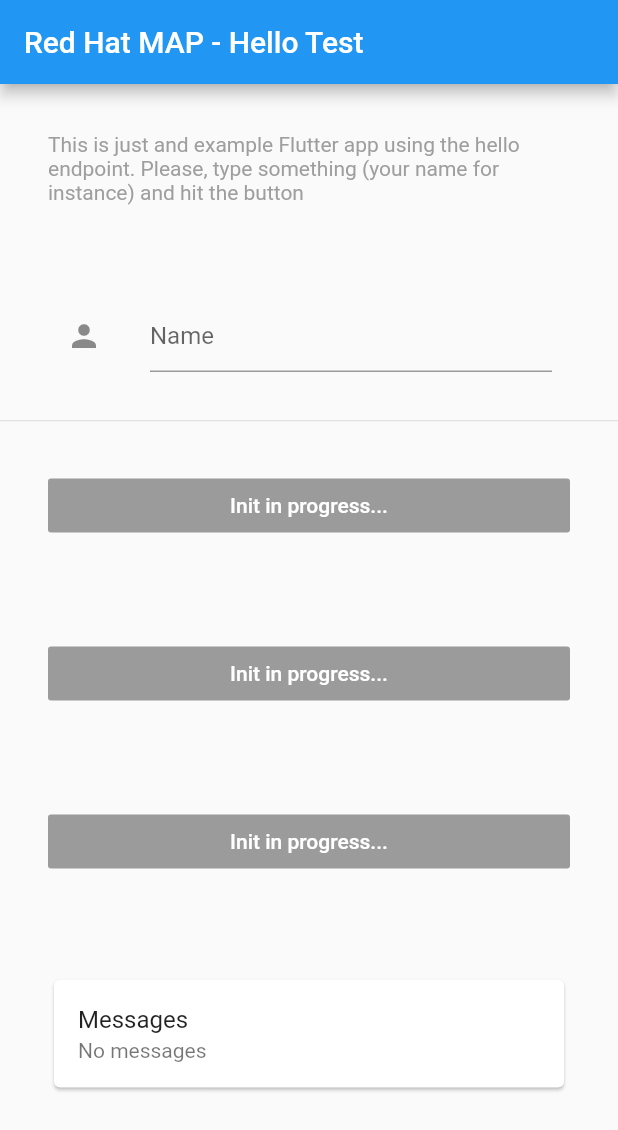
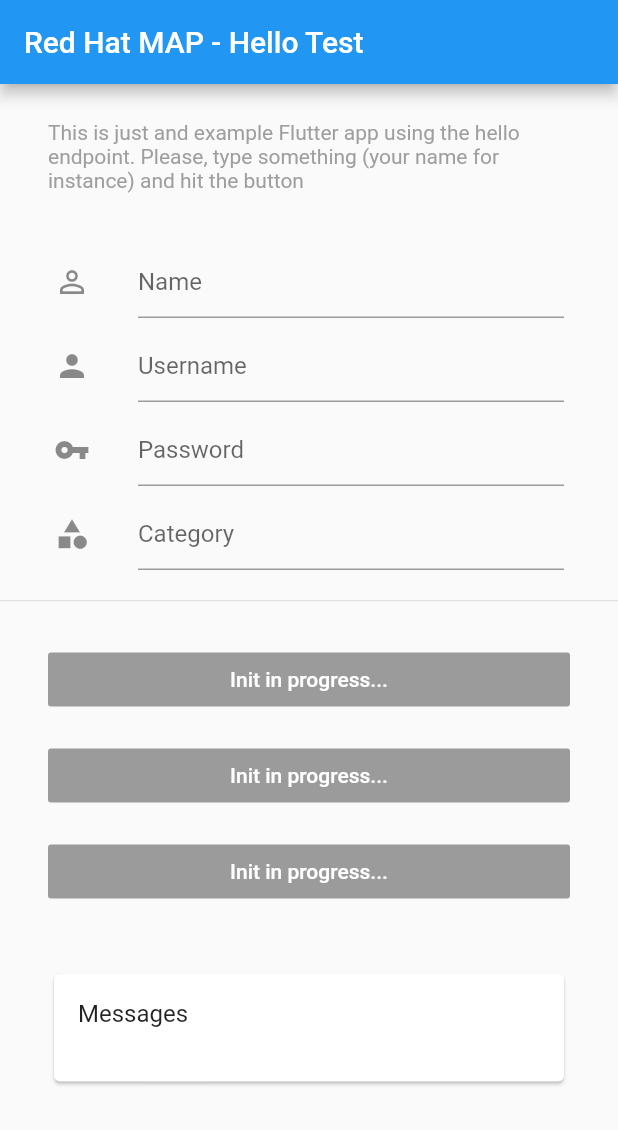
Before and after one commit to cvicens/flutter-fh, a Flutter app: the screen it shows after launch, on a phone screen of 412 x 824 dp. Shown: the top 1130 px of the screen. Run offline on Flutter 3.47's test engine with Material 2 defaults, Android fonts, the phone set to English and light mode, and no system bars.

Commit message:
main elements work in iOS, cosmetic work in progress

```diff
--- a/example/lib/main.dart
+++ b/example/lib/main.dart
@@ -8,15 +8,15 @@
   @override
   Widget build(BuildContext context) {
     return new Container(
-      padding: const EdgeInsets.all(32.0),
+      padding: const EdgeInsets.fromLTRB(32.0, 24.0, 32.0, 24.0),
       child: new Row(
         children: [
           new Expanded(
             child: new Column(
               crossAxisAlignment: CrossAxisAlignment.start,
               children: [
-
-                new Text('This is just and example Flutter app using the hello endpoint. Please, type something (your name for instance) and hit the button',
+                new Text(
+                  'This is just and example Flutter app using the hello endpoint. Please, type something (your name for instance) and hit the button',
                   style: new TextStyle(
                     color: Colors.grey[500],
                   ),
@@ -36,13 +36,43 @@
 }
 
 class _MyAppState extends State<MyApp> {
+  // Change this to match your Authentication Policy on Red Hat Mobile if you plan to test authentication
+  static const String AUTH_POLICY = 'flutter';
+
+  BuildContext _context;
+
   bool _fhInit = false;
   String _messages = 'No messages';
 
   @override
   initState() {
     super.initState();
+    initialize();
     initFHState();
+  }
+
+  // Initialize plugin
+  initialize() async {
+    String result;
+    String message = 'Init plugin in progress...';
+
+    try {
+      FhSdk.initialize();
+      print('plugin channel ready');
+      message = '';
+    } on PlatformException catch (e) {
+      message = 'Error in plugin initialize method $e';
+    }
+
+    // If the widget was removed from the tree while the asynchronous platform
+    // message was in flight, we want to discard the reply rather than calling
+    // setState to update our non-existent appearance.
+    if (!mounted) return;
+
+    setState(() {
+      _fhInit = result != null && result.contains('SUCCESS') ? true : false;
+      _messages = message;
+    });
   }
 
   // Platform messages are asynchronous, so we initialize in an async method.
@@ -61,8 +91,7 @@
     // If the widget was removed from the tree while the asynchronous platform
     // message was in flight, we want to discard the reply rather than calling
     // setState to update our non-existent appearance.
-    if (!mounted)
-      return;
+    if (!mounted) return;
 
     setState(() {
       _fhInit = result != null && result.contains('SUCCESS') ? true : false;
@@ -86,8 +115,7 @@
     // If the widget was removed from the tree while the asynchronous platform
     // message was in flight, we want to discard the reply rather than calling
     // setState to update our non-existent appearance.
-    if (!mounted)
-      return;
+    if (!mounted) return;
 
     setState(() {
       _messages = message;
@@ -99,14 +127,15 @@
     dynamic data;
     String message;
 
-    String hello = (name == null || name.length <=0) ? 'world' : name;
+    String hello = (name == null || name.length <= 0) ? 'world' : name;
 
     try {
       Map options = {
         "path": "/hello?hello=" + hello.replaceAll(' ', ''),
         "method": "GET",
         "contentType": "application/json",
-        "timeout": 25000 // timeout value specified in milliseconds. Default: 60000 (60s)
+        "timeout":
+            25000 // timeout value specified in milliseconds. Default: 60000 (60s)
       };
       data = await FhSdk.cloud(options);
       print('data ==> ' + data.toString());
@@ -120,8 +149,7 @@
     // If the widget was removed from the tree while the asynchronous platform
     // message was in flight, we want to discard the reply rather than calling
     // setState to update our non-existent appearance.
-    if (!mounted)
-      return;
+    if (!mounted) return;
 
     setState(() {
       _messages = message;
@@ -135,8 +163,37 @@
 
     try {
       data = await FhSdk.auth(authPolicy, username, password);
-      message = data['message'];
-      print('auth data' + data['message']);
+      message = 'Authentication success';
+      showSnackBarMessage (message);
+      print('auth data' + message);
+    } catch (e, s) {
+      print('Exception details:\n $e');
+      print('Stack trace:\n $s');
+      message = 'Authentication error';
+
+      showSnackBarMessage (message);
+    }
+
+    // If the widget was removed from the tree while the asynchronous platform
+    // message was in flight, we want to discard the reply rather than calling
+    // setState to update our non-existent appearance.
+    if (!mounted) return;
+
+    setState(() {
+      _messages = message;
+    });
+  }
+
+  // Registers for RH Mobile Push Notifications with alias and categories
+  // Both parameters, alias and categories cannot be null (categories can be empty though)
+  pushRegister(String alias, List<String> categories) async {
+    dynamic data;
+    String message;
+
+    try {
+      data = await FhSdk.pushRegisterWithAliasAndCategories(alias, categories);
+      message = data.toString();
+      print('pushRegister data ' + data.toString());
     } on PlatformException catch (e, s) {
       print('Exception details:\n $e');
       print('Stack trace:\n $s');
@@ -146,59 +203,71 @@
     // If the widget was removed from the tree while the asynchronous platform
     // message was in flight, we want to discard the reply rather than calling
     // setState to update our non-existent appearance.
-    if (!mounted)
-      return;
+    if (!mounted) return;
 
     setState(() {
       _messages = message;
     });
   }
 
-  // Authentication test
-  pushRegister(String alias, List<String> categories) async {
-    dynamic data;
-    String message;
-
-    try {
-      data = await FhSdk.pushRegisterWithAliasAndCategories(alias, categories);
-      message = data.toString();
-      print('pushRegister data' + data.toString());
-    } on PlatformException catch (e, s) {
-      print('Exception details:\n $e');
-      print('Stack trace:\n $s');
-      message = 'Error calling hello';
-    }
-
-    // If the widget was removed from the tree while the asynchronous platform
-    // message was in flight, we want to discard the reply rather than calling
-    // setState to update our non-existent appearance.
-    if (!mounted)
-      return;
-
-    setState(() {
-      _messages = message;
-    });
+  void showSnackBarMessage(String message, [int duration = 3]) {
+    Scaffold.of(_context).showSnackBar(new SnackBar(
+      content: new Text(message),
+      duration: new Duration(seconds: duration),
+    ));
   }
 
   @override
   Widget build(BuildContext context) {
-    final TextEditingController _controller = new TextEditingController();
+    final TextEditingController _nameFieldController = new TextEditingController();
+    final TextEditingController _usernameFieldController = new TextEditingController();
+    final TextEditingController _passwordFieldController = new TextEditingController();
+    final TextEditingController _categoryFieldController = new TextEditingController();
     TitleSection titleSection = new TitleSection();
     Container formSection = new Container(
-      padding: const EdgeInsets.all(28.0),
+      padding: const EdgeInsets.fromLTRB(20.0, 8.0, 20.0, 16.0),
       child: new Row(
         children: [
           new Expanded(
             child: new Column(
               crossAxisAlignment: CrossAxisAlignment.start,
               children: [
-                //new TitleSection(),
+                new ListTile(
+                  leading: const Icon(Icons.person_outline),
+                  title: new TextField(
+                    controller: _nameFieldController,
+                    decoration: new InputDecoration(
+                      hintText: "Name",
+                    ),
+                  ),
+                ),
                 new ListTile(
                   leading: const Icon(Icons.person),
                   title: new TextField(
-                    controller: _controller,
+                    controller: _usernameFieldController,
+                    autocorrect: false,
                     decoration: new InputDecoration(
-                      hintText: "Name",
+                      hintText: "Username",
+                    ),
+                  ),
+                ),
+                new ListTile(
+                  leading: const Icon(Icons.vpn_key),
+                  title: new TextField(
+                    controller: _passwordFieldController,
+                    obscureText: true,
+                    autocorrect: false,
+                    decoration: new InputDecoration(
+                      hintText: "Password",
+                    ),
+                  ),
+                ),
+                new ListTile(
+                  leading: const Icon(Icons.category),
+                  title: new TextField(
+                    controller: _categoryFieldController,
+                    decoration: new InputDecoration(
+                      hintText: "Category",
                     ),
                   ),
                 )
@@ -214,47 +283,55 @@
           appBar: new AppBar(
             title: new Text('Red Hat MAP - Hello Test'),
           ),
-        body: new ListView(
-          children: [
+          //floatingActionButton: new FloatingActionButton(
+          //  tooltip: 'Add', // used by assistive technologies
+          //  child: new Icon(Icons.add),
+          //  onPressed: null,
+          //),
+          body: new Builder(
+            // Create an inner BuildContext so that the onPressed methods
+            // can refer to the Scaffold with Scaffold.of().
+            builder: (BuildContext context) {
+              _context = context;
+              return new ListView(children: [
               titleSection,
               formSection,
               const Divider(
                 height: 1.0,
               ),
               new Container(
-              padding: const EdgeInsets.all(32.0),
+                  padding: const EdgeInsets.fromLTRB(32.0, 28.0, 32.0, 8.0),
                   child: new RaisedButton(
-                child: new Text(_fhInit ? 'Say Hello' : 'Init in progress...'),
+                      child: new Text(_fhInit ? 'Say Hello to Username' : 'Init in progress...'),
                       color: Theme.of(context).primaryColor,
                       textColor: Colors.white,
                       onPressed: !_fhInit ? null : () {
                               // Perform some action
-                  sayHello(_controller.text);
+                              sayHello(_nameFieldController.text);
                       }
                   )
               ),
               new Container(
-              padding: const EdgeInsets.all(32.0),
+                  padding: const EdgeInsets.fromLTRB(32.0, 8.0, 32.0, 8.0),
                   child: new RaisedButton(
                       child: new Text(_fhInit ? 'Test auth' : 'Init in progress...'),
                       color: Theme.of(context).primaryColor,
                       textColor: Colors.white,
                       onPressed: !_fhInit ? null : () {
-                  // Perform some action
-                  auth('popagame', 'trever', '123');
+                              auth(AUTH_POLICY, _usernameFieldController.text,  _passwordFieldController.text);
                               getCloudUrl();
                       }
                   )
               ),
               new Container(
-              padding: const EdgeInsets.all(32.0),
+                  padding: const EdgeInsets.fromLTRB(32.0, 8.0, 32.0, 8.0),
                   child: new RaisedButton(
                       child: new Text(_fhInit ? 'Register for push notifications' : 'Init in progress...'),
                       color: Theme.of(context).primaryColor,
                       textColor: Colors.white,
-                onPressed: !_fhInit ? null : () {
+                      onPressed: !_fhInit  ? null : () {
                               // Perform some action
-                  pushRegister('trever', ['driver', 'employee']);
+                              pushRegister(_usernameFieldController.text, [_categoryFieldController.text]);
                       }
                   )
               ),
@@ -273,9 +350,8 @@
                     ),
                   )
               )
-          ]
-        ),
-      ),
+            ]);
+          })),
     );
   }
 }
--- a/lib/fh_sdk.dart
+++ b/lib/fh_sdk.dart
@@ -4,52 +4,62 @@
 import 'package:flutter/services.dart';
 
 class FhSdk {
-  static String _alias;
-  static List<String> _categories;
-
   static const MethodChannel _channel = const MethodChannel('fh_sdk');
 
-  // This method initializes the FH SDK
+  /// Initializes this plugin.
+  /// Call this once before any further interaction with the the plugin.
+  static void initialize() {
+    _channel.setMethodCallHandler((MethodCall call) {
+      assert(call.method != null);
+      if ('push_message_received' == call.method) {
+        print ('push_message_received ' + call.toString());
+      }
+    });
+  }
+
+  /// This method initializes the FH SDK
   static Future<String> init () => _channel.invokeMethod('init');
 
-  // This function returns the actual Cloud App URL associated with the connection tag
+  /// This function returns the actual Cloud App URL associated with the connection tag
   static Future<String> getCloudUrl () => _channel.invokeMethod('getCloudUrl');
 
-  // This function invokes a REST endpoint exposed in the Cloud App. Receives a Map of options: path, data, etc.
-  // Returns either a String if raw === true or a List (if Array) or Map (if JSON object) otherwise
-  static Future<dynamic> cloud (Map<String, String> options, [bool raw = false]) {
-    Completer completer = new Completer();
-    _channel.invokeMethod('cloud', options).then((stringData) {
-      if (raw) {
-        completer.complete(stringData);
-      } else {
-        completer.complete(JSON.decode(stringData));
-      }
-    });
+  /// This function invokes a REST endpoint exposed in the Cloud App. Receives a Map of options: path, data, etc.
+  /// Returns either a String if raw === true or a List (if Array) or Map (if JSON object) otherwise
+  static Future<dynamic> cloud (Map<String, String> options, [bool raw = false]) async {
+    assert(options != null);
 
-    return completer.future;
+    if (options['method'] == null || options['path'] == null) {
+      throw new ArgumentError.value(options, 'path, method can\'t be null');
+    }
+
+    dynamic result = await _channel.invokeMethod('cloud', options);
+    if (raw) {
+      return result;
+    }
+
+    return JSON.decode(result);
   }
 
   // This function invokes an authentication policy given the policy name, username and password.
   // Returns either a String if raw === true or a List (if Array) or Map (if JSON object) otherwise
-  static Future<dynamic> auth (String authPolicy, String username, String password, [bool raw = false]) {
-    Completer completer = new Completer();
-    _channel.invokeMethod('auth', {'authPolicy': authPolicy, 'username': username, 'password': password}).then((stringData) {
-      if (raw) {
-        completer.complete(stringData);
-      } else {
-        completer.complete(JSON.decode(stringData));
-      }
-    });
+  static Future<dynamic> auth (String authPolicy, String username, String password, [bool raw = false]) async {
+     assert(authPolicy != null && username != null && password != null);
 
-    return completer.future;
+    if (authPolicy.length <= 0) {
+      throw new ArgumentError.value(authPolicy, 'authPolicy, method can\'t be empty');
+    }
+
+    if (username.length <= 0) {
+      throw new ArgumentError.value(username, 'username, method can\'t be empty');
+    }
+
+    dynamic result = await _channel.invokeMethod('auth', {'authPolicy': authPolicy, 'username': username, 'password': password});
+    if (raw) {
+      return result;
+    }
+
+    return JSON.decode(result);
   }
-
-  // Alias and Categories setters/getters
-  static set alias (String alias) => _alias = alias;
-  static get alias  => _alias;
-  static set categories (List<String> categories) => _categories = categories;
-  static get categories  => _categories;
 
   // This method registers the client in the corresponding Push Notification server
   static Future<String> pushRegister ([bool raw = false]) {
@@ -68,17 +78,9 @@
   // This method registers the client in the corresponding Push Notification server providing alias and categories
   static Future<String> pushRegisterWithAliasAndCategories (String alias, List<String> categories) => _channel.invokeMethod('pushRegister', {'alias': alias, 'categories': categories});
 
-  // This method registers the client in the corresponding Push Notification server providing alias and categories
-  static Future<String> pushRegisterWithAliasAndCategoriesOld (String alias, List<String> categories, [bool raw = false]) {
-    Completer completer = new Completer();
-    _channel.invokeMethod('pushRegister', {'alias': alias, 'categories': categories}).then((stringData) {
-      if (raw) {
-        completer.complete(stringData);
-      } else {
-        completer.complete(JSON.decode(stringData));
-      }
-    });
+  // This method set the alias used for push notifications
+  static Future<String> setPushAlias (String alias) => _channel.invokeMethod('setPushAlias', {'alias': alias});
 
-    return completer.future;
-  }
+  // This method set the categories used for push notifications
+  static Future<String> setPushCategories (List<String> categories) => _channel.invokeMethod('setPushCategories', {'categories': categories});
 }
```
Also changed, not shown: 2 other files. Lines whose indentation alone changed are shown as unchanged.
